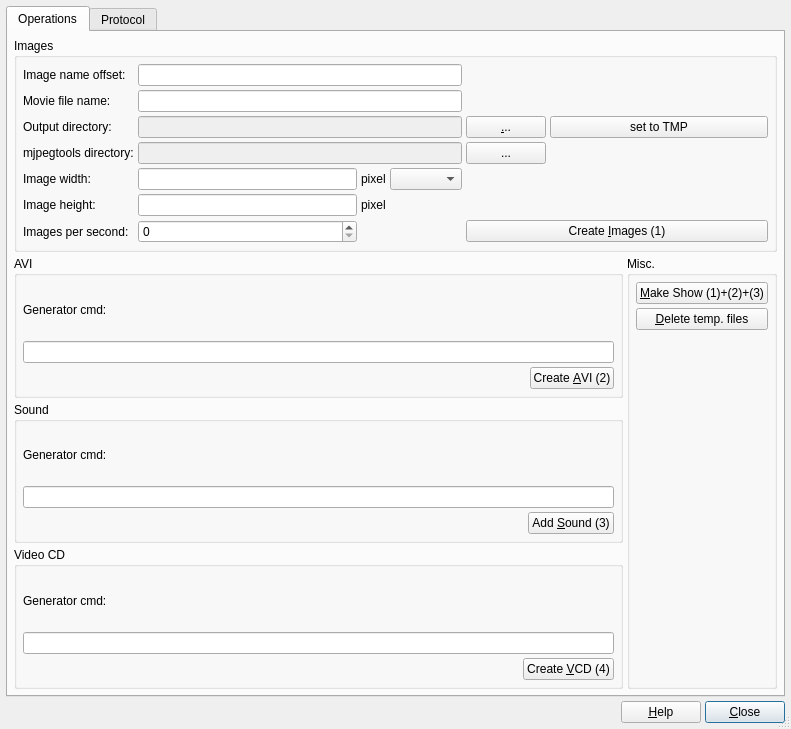
This is src/CreateMovieDlg4.ui in mneuroth/MinDia as Qt 5 draws it before an edit. The edited form follows.
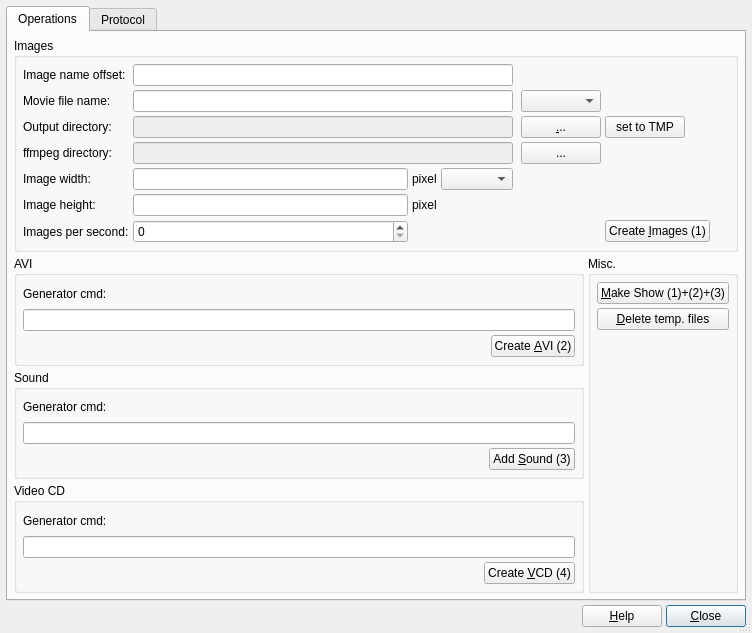
This is the edited form.

Commit message: Improved handling of create movie

Diff of the .ui file:
```diff
--- a/src/CreateMovieDlg4.ui
+++ b/src/CreateMovieDlg4.ui
@@ -6,8 +6,8 @@
    <rect>
     <x>0</x>
     <y>0</y>
-    <width>791</width>
-    <height>729</height>
+    <width>752</width>
+    <height>633</height>
    </rect>
   </property>
   <property name="windowTitle">
@@ -46,7 +46,7 @@
           <item row="0" column="1" colspan="3">
            <widget class="QLineEdit" name="m_pImageNameOffset"/>
           </item>
-          <item row="0" column="4" colspan="2">
+          <item row="0" column="5" colspan="4">
            <spacer name="horizontalSpacer_2">
             <property name="orientation">
              <enum>Qt::Horizontal</enum>
@@ -69,7 +69,7 @@
           <item row="1" column="1" colspan="3">
            <widget class="QLineEdit" name="m_pMovieFileName"/>
           </item>
-          <item row="1" column="4" colspan="2">
+          <item row="1" column="6" colspan="3">
            <spacer name="horizontalSpacer">
             <property name="orientation">
              <enum>Qt::Horizontal</enum>
@@ -99,7 +99,7 @@
             </property>
            </widget>
           </item>
-          <item row="2" column="4">
+          <item row="2" column="5">
            <widget class="QPushButton" name="m_pSelectDirectory">
             <property name="sizePolicy">
              <sizepolicy hsizetype="Minimum" vsizetype="Fixed">
@@ -115,17 +115,10 @@
             </property>
            </widget>
           </item>
-          <item row="2" column="5">
-           <widget class="QPushButton" name="m_pSetToTemp">
-            <property name="text">
-             <string>set to TMP</string>
-            </property>
-           </widget>
-          </item>
           <item row="3" column="0">
            <widget class="QLabel" name="lblMjpegToolsDir">
             <property name="text">
-             <string>mjpegtools directory:</string>
+             <string>ffmpeg directory:</string>
             </property>
            </widget>
           </item>
@@ -136,26 +129,13 @@
             </property>
            </widget>
           </item>
-          <item row="3" column="4">
+          <item row="3" column="5">
            <widget class="QPushButton" name="m_pChangeMjpegToolsDirectory">
             <property name="text">
              <string>...</string>
             </property>
            </widget>
           </item>
-          <item row="3" column="5">
-           <spacer name="horizontalSpacer_5">
-            <property name="orientation">
-             <enum>Qt::Horizontal</enum>
-            </property>
-            <property name="sizeHint" stdset="0">
-             <size>
-              <width>158</width>
-              <height>13</height>
-             </size>
-            </property>
-           </spacer>
-          </item>
           <item row="4" column="0">
            <widget class="QLabel" name="textLabel3">
             <property name="text">
@@ -182,7 +162,7 @@
           <item row="4" column="3">
            <widget class="QComboBox" name="m_pImageRatio"/>
           </item>
-          <item row="4" column="4" colspan="2">
+          <item row="4" column="5" colspan="4">
            <spacer name="horizontalSpacer_4">
             <property name="orientation">
              <enum>Qt::Horizontal</enum>
@@ -218,7 +198,7 @@
             </property>
            </widget>
           </item>
-          <item row="5" column="3" colspan="3">
+          <item row="5" column="3" colspan="6">
            <spacer name="spacer6">
             <property name="orientation">
              <enum>Qt::Horizontal</enum>
@@ -247,7 +227,7 @@
           <item row="6" column="1">
            <widget class="QSpinBox" name="m_pImagesPerSecond"/>
           </item>
-          <item row="6" column="2" colspan="2">
+          <item row="6" column="2" colspan="4">
            <spacer name="horizontalSpacer_3">
             <property name="orientation">
              <enum>Qt::Horizontal</enum>
@@ -260,7 +240,7 @@
             </property>
            </spacer>
           </item>
-          <item row="6" column="4" colspan="2">
+          <item row="6" column="6" colspan="2">
            <widget class="QPushButton" name="m_pCreateImages">
             <property name="text">
              <string>Create &amp;Images (1)</string>
@@ -270,6 +250,42 @@
             </property>
            </widget>
           </item>
+          <item row="2" column="7" colspan="2">
+           <spacer name="horizontalSpacer_6">
+            <property name="orientation">
+             <enum>Qt::Horizontal</enum>
+            </property>
+            <property name="sizeHint" stdset="0">
+             <size>
+              <width>40</width>
+              <height>20</height>
+             </size>
+            </property>
+           </spacer>
+          </item>
+          <item row="3" column="6" colspan="3">
+           <spacer name="horizontalSpacer_7">
+            <property name="orientation">
+             <enum>Qt::Horizontal</enum>
+            </property>
+            <property name="sizeHint" stdset="0">
+             <size>
+              <width>40</width>
+              <height>20</height>
+             </size>
+            </property>
+           </spacer>
+          </item>
+          <item row="2" column="6">
+           <widget class="QPushButton" name="m_pSetToTemp">
+            <property name="text">
+             <string>set to TMP</string>
+            </property>
+           </widget>
+          </item>
+          <item row="1" column="5">
+           <widget class="QComboBox" name="m_pMovieExtension"/>
+          </item>
          </layout>
         </widget>
        </item>
```
Left out of the diff: 96 changed lines with no effect on the pictures. The commit also changes 2 other files.
